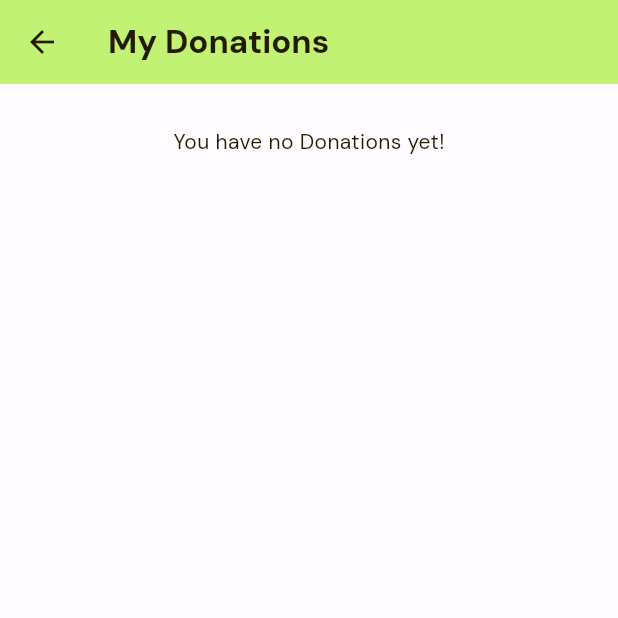
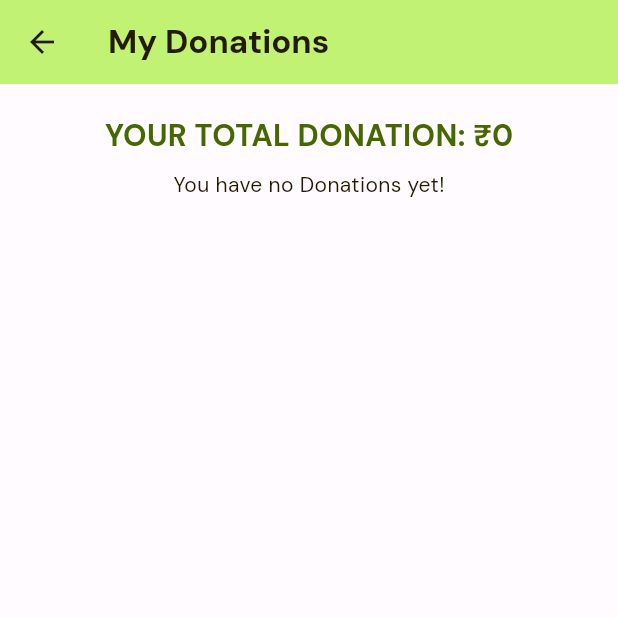
Before and after one commit to akshubawa/Donative, a Flutter app: the MyDonationsView screen opened directly, on a phone screen of 412 x 824 dp, the top half of it. Run offline on Flutter 3.47's test engine with Material 3 defaults, Android fonts, the phone set to English and light mode, and no system bars; our stand-ins replace cached_network_image, cloud_firestore, firebase_auth, firebase_core, firebase_storage, flutter_animation_progress_bar and 6 more; missing offline and left inert: emailjs; accounts and stored records are empty.

Commit message:
fixed fonation list and donatedAmount display

```diff
--- a/lib/app/profile_menu/update_profile_view.dart
+++ b/lib/app/profile_menu/update_profile_view.dart
@@ -31,7 +31,7 @@ class _UpdateProfileState extends State<UpdateProfile> {
     try {
       String imageUrl = await (String childName, Uint8List file) async {
         try {
-          Reference ref = _storage.ref().child(childName);
+          Reference ref = _storage.ref().child('profileImages/$childName.jpg');
           UploadTask uploadTask = ref.putData(file);
           TaskSnapshot snapshot = await uploadTask;
           String downloadUrl = await snapshot.ref.getDownloadURL();
--- a/lib/views/donation_list_view.dart
+++ b/lib/views/donation_list_view.dart
@@ -39,7 +39,7 @@ class DonationListView extends StatelessWidget {
             StreamBuilder<QuerySnapshot>(
               stream: FirebaseFirestore.instance
                   .collection('payments')
-                  .where('fundraiserId', isEqualTo: payment?.fundraiserId)
+                  .where('fundraiserId', isEqualTo: fundraiser?.fundraiserId)
                   .snapshots(),
               builder: (context, snapshot) {
                 // print("SNAPSHOT CONNECTION STATE: $snapshot.connectionState");
--- a/lib/views/my_donations_view.dart
+++ b/lib/views/my_donations_view.dart
@@ -1,17 +1,20 @@
 import 'package:cloud_firestore/cloud_firestore.dart';
 import 'package:donative/app/features/my_donation_card.dart';
 import 'package:donative/app/models/payments.dart';
-import 'package:donative/app/models/users.dart';
 import 'package:firebase_auth/firebase_auth.dart';
 import 'package:flutter/material.dart';
 
 class MyDonationsView extends StatelessWidget {
   final Payment? payment;
-  const MyDonationsView({Key? key, this.payment}) : super(key: key);
+  const MyDonationsView({
+    Key? key,
+    this.payment,
+  }) : super(key: key);
 
   @override
   Widget build(BuildContext context) {
     String? currentUserId = FirebaseAuth.instance.currentUser?.uid;
+    CollectionReference users = FirebaseFirestore.instance.collection('users');
     return Scaffold(
       appBar: AppBar(
         backgroundColor: Theme.of(context).colorScheme.primaryContainer,
@@ -24,13 +27,34 @@ class MyDonationsView extends StatelessWidget {
         padding: const EdgeInsets.fromLTRB(8, 20, 8, 5),
         child: Column(
           children: [
-            // Text(
-            //   "YOUR TOTAL DONATION: ₹${user?.donatedAmount ?? '0'} ",
-            //   style: TextStyle(
-            //       fontWeight: FontWeight.bold,
-            //       fontSize: 20,
-            //       color: Theme.of(context).colorScheme.primary),
-            // ),
+            FutureBuilder<DocumentSnapshot>(
+              future: users.doc(currentUserId).get(),
+              builder: (BuildContext context,
+                  AsyncSnapshot<DocumentSnapshot> snapshot) {
+                if (snapshot.hasError) {
+                  return Text("Something went wrong");
+                }
+
+                if (snapshot.hasData && !snapshot.data!.exists) {
+                  return Text("Document does not exist");
+                }
+
+                if (snapshot.connectionState == ConnectionState.done) {
+                  Map<String, dynamic> data =
+                      snapshot.data!.data() as Map<String, dynamic>;
+                  return Text(
+                    "YOUR TOTAL DONATION: ₹${data['donatedAmount'] ?? '0'}",
+                    style: TextStyle(
+                      fontWeight: FontWeight.bold,
+                      fontSize: 20,
+                      color: Theme.of(context).colorScheme.primary,
+                    ),
+                  );
+                }
+
+                return Text("loading");
+              },
+            ),
             const SizedBox(
               height: 8,
             ),
--- a/lib/views/profile_page.dart
+++ b/lib/views/profile_page.dart
@@ -11,8 +11,9 @@ import 'package:flutter/material.dart';
 import '../app/features/string_extension.dart';
 
 class ProfilePage extends StatelessWidget {
-
-  const ProfilePage({Key? key, }) : super(key: key);
+  const ProfilePage({
+    Key? key,
+  }) : super(key: key);
 
   @override
   Widget build(BuildContext context) {
@@ -86,8 +87,7 @@ class ProfilePage extends StatelessWidget {
                         Navigator.push(
                           context,
                           MaterialPageRoute(
-                              builder: (context) =>
-                                  const MyDonationsView()),
+                              builder: (context) => const MyDonationsView()),
                         );
                       },
                       buttonText: "My Donations"),
@@ -117,13 +117,20 @@ class ProfilePage extends StatelessWidget {
                         Navigator.push(
                           context,
                           MaterialPageRoute(
-                              builder: (context) =>
-                                  const ContactUsView()),
+                              builder: (context) => const ContactUsView()),
                         );
                       },
                       buttonText: "Contact Us"),
                   const SizedBox(height: 15),
-                  ButtonWidget(onTap: () {}, buttonText: "About Us"),
+                  ButtonWidget(
+                      onTap: () {
+                        // Navigator.push(
+                        //   context,
+                        //   MaterialPageRoute(
+                        //       builder: (context) => GetUserData(user!.uid)),
+                        // );
+                      },
+                      buttonText: "About Us"),
                   const SizedBox(height: 15),
                   ButtonWidget(
                     onTap: () {
```
